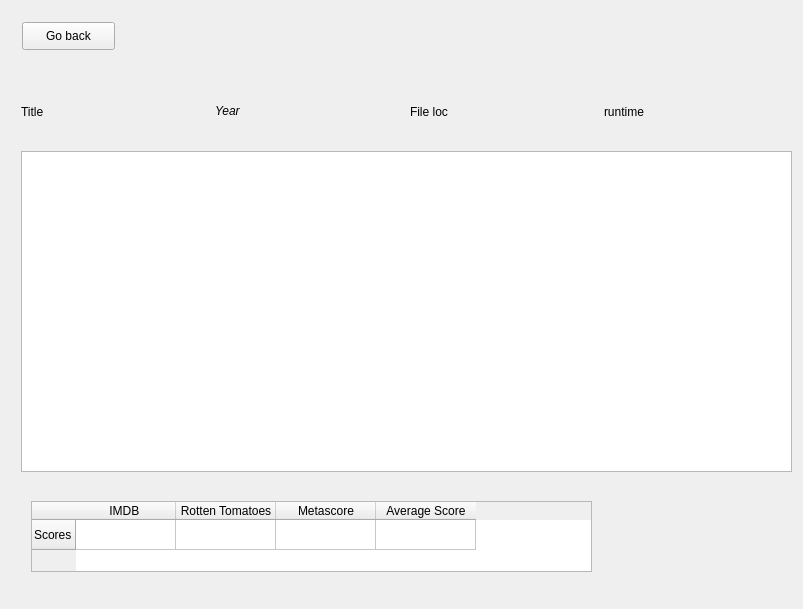
The window that form.ui (verociraptor/movie-sorter) describes before a commit, drawn with Qt 5.
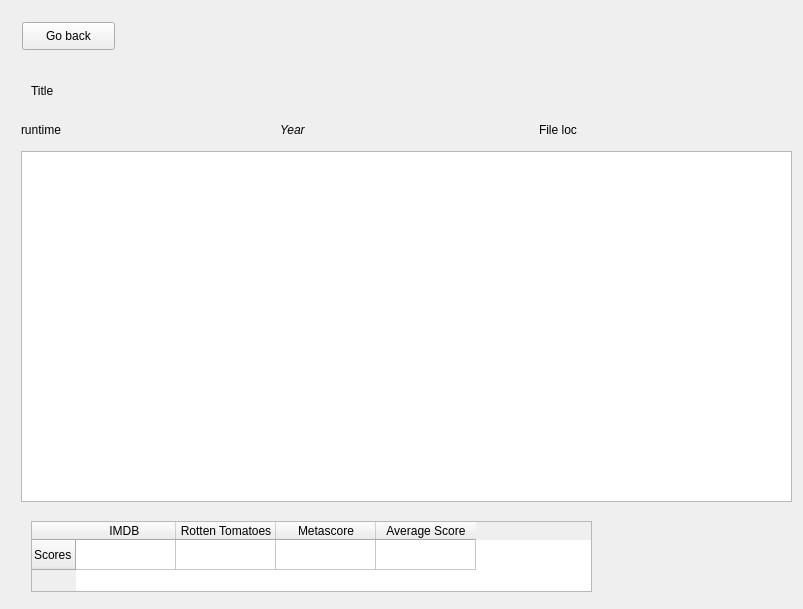
The same window after the commit. The open tabs and pages were chosen to show the change.

Commit message: Improved search code modularity and minor UI stuff created new SQL stored procedure to be created on first time run Added headers to the SQL Search Listview Rearranged MoviewView Ui design and added genre

What changed in the file:
```diff
--- a/form.ui
+++ b/form.ui
@@ -329,7 +329,7 @@
        <property name="geometry">
         <rect>
          <x>20</x>
-         <y>490</y>
+         <y>510</y>
          <width>561</width>
          <height>71</height>
         </rect>
@@ -386,9 +386,9 @@
        <property name="geometry">
         <rect>
          <x>10</x>
-         <y>70</y>
+         <y>100</y>
          <width>771</width>
-         <height>61</height>
+         <height>38</height>
         </rect>
        </property>
        <property name="minimumSize">
@@ -399,9 +399,9 @@
        </property>
        <layout class="QHBoxLayout" name="horizontalLayout">
         <item>
-         <widget class="QLabel" name="title">
+         <widget class="QLabel" name="runtime_2">
           <property name="text">
-           <string>Title</string>
+           <string>runtime</string>
           </property>
          </widget>
         </item>
@@ -419,13 +419,6 @@
           </property>
          </widget>
         </item>
-        <item>
-         <widget class="QLabel" name="runtime_2">
-          <property name="text">
-           <string>runtime</string>
-          </property>
-         </widget>
-        </item>
        </layout>
       </widget>
       <widget class="QTextEdit" name="textEdit">
@@ -434,10 +427,23 @@
          <x>10</x>
          <y>140</y>
          <width>771</width>
-         <height>321</height>
+         <height>351</height>
         </rect>
        </property>
       </widget>
+      <widget class="QLabel" name="title">
+       <property name="geometry">
+        <rect>
+         <x>20</x>
+         <y>60</y>
+         <width>749</width>
+         <height>39</height>
+        </rect>
+       </property>
+       <property name="text">
+        <string>Title</string>
+       </property>
+      </widget>
      </widget>
     </widget>
    </item>
```
Left out of the diff: 4 changed lines with no effect on the pictures. The commit also changes 2 other files.
